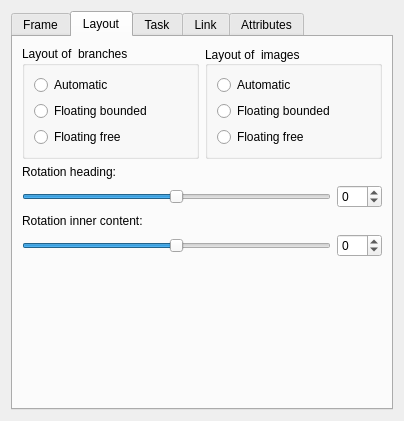
The window that forms/branchpropeditor.ui (insilmaril/vym) describes before a commit, drawn with Qt 5.
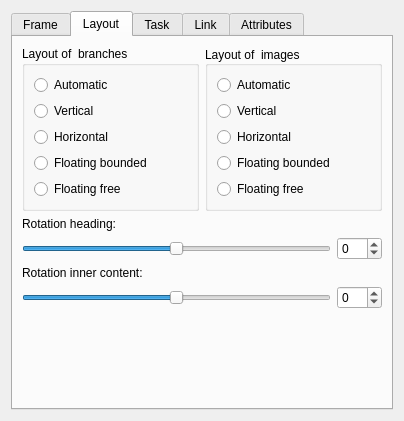
The same window after the commit. The open tabs and pages were chosen to show the change.

The edit to the form file:
```diff
--- a/forms/branchpropeditor.ui
+++ b/forms/branchpropeditor.ui
@@ -258,6 +258,20 @@
                 </property>
                </widget>
               </item>
+              <item>
+               <widget class="QRadioButton" name="branchesLayoutVerticalButton">
+                <property name="text">
+                 <string>Vertical</string>
+                </property>
+               </widget>
+              </item>
+              <item>
+               <widget class="QRadioButton" name="branchesLayoutHorizontalButton">
+                <property name="text">
+                 <string>Horizontal</string>
+                </property>
+               </widget>
+              </item>
               <item>
                <widget class="QRadioButton" name="branchesLayoutBoundedButton">
                 <property name="text">
@@ -307,6 +321,20 @@
                 </property>
                </widget>
               </item>
+              <item>
+               <widget class="QRadioButton" name="imagesLayoutVerticalButton">
+                <property name="text">
+                 <string>Vertical</string>
+                </property>
+               </widget>
+              </item>
+              <item>
+               <widget class="QRadioButton" name="imagesLayoutHorizontalButton">
+                <property name="text">
+                 <string>Horizontal</string>
+                </property>
+               </widget>
+              </item>
               <item>
                <widget class="QRadioButton" name="imagesLayoutBoundedButton">
                 <property name="text">
```
Left out of the diff: 15 changed lines with no effect on the pictures.
